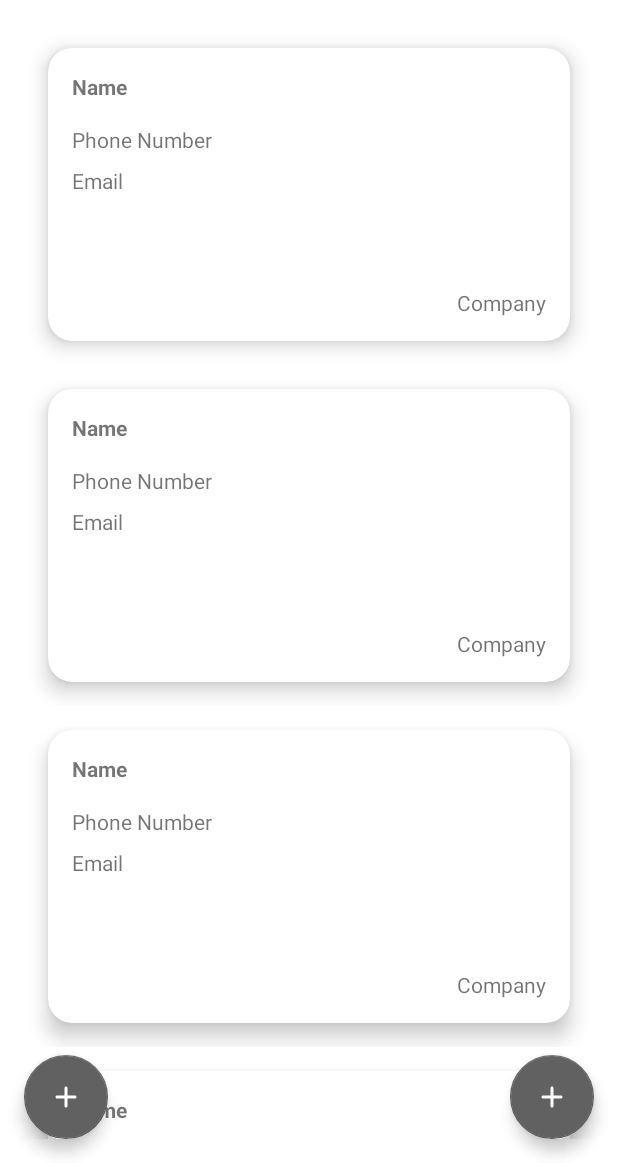
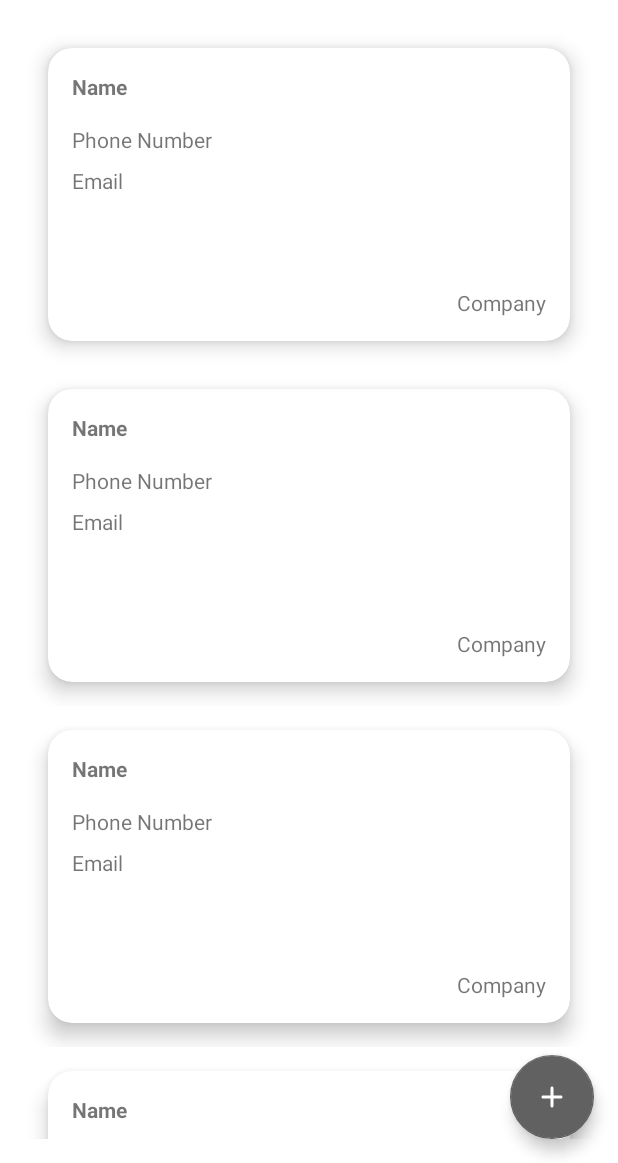
Before and after one commit to lpoiani14/Business-Card-App, an Android app: the layout activity_main.xml on its own in the app's theme, with its tools: preview values and no code run, on a phone screen of 412 x 824 dp, the part 73-1236 px from its top. Run offline under Robolectric (Android 15) with nearby library versions, the phone set to English and light mode, and no system bars.

Commit message:
Added function to delete a card on long press

```diff
--- a/app/src/main/res/layout/activity_add_new_business_card.xml
+++ b/app/src/main/res/layout/activity_add_new_business_card.xml
@@ -123,6 +123,7 @@
             android:layout_marginStart="16dp"
             android:backgroundTint="@color/gray_700"
             android:textSize="0sp"
+            android:text=""
             app:layout_constraintBottom_toBottomOf="@+id/pick_color_button"
             app:layout_constraintStart_toEndOf="@+id/pick_color_button"
             app:layout_constraintTop_toTopOf="@+id/pick_color_button" />
--- a/app/src/main/res/layout/activity_main.xml
+++ b/app/src/main/res/layout/activity_main.xml
@@ -41,16 +41,7 @@
 
         app:layout_constraintEnd_toEndOf="parent" />
 
-    <com.google.android.material.floatingactionbutton.FloatingActionButton
-        android:id="@+id/fab_removeCard"
-        android:layout_width="wrap_content"
-        android:layout_height="wrap_content"
-        android:layout_margin="16dp"
-        android:contentDescription="@string/add_new_card"
-        android:src="@drawable/ic_add_white_24dp"
-        app:layout_constraintBottom_toBottomOf="parent"
 
-        app:layout_constraintStart_toStartOf="parent" />
 
 
 </androidx.constraintlayout.widget.ConstraintLayout>
--- a/app/src/main/res/values/strings.xml
+++ b/app/src/main/res/values/strings.xml
@@ -12,5 +12,6 @@
     <string name="tag_choose">Choose</string>
     <string name="add_new_card">Add New Card</string>
     <string name="label_show_success">Successfully generated the card!</string>
+    <string name="label_show_delete_success">Successfully deleted the card!</string>
     <string name="label_share">Share</string>
 </resources>
```
Also changed, not shown: app/src/main/java/com/leonardo/businesscard/ui/AddNewBusinessCard.kt (+6 -2 lines), app/src/main/java/com/leonardo/businesscard/ui/BusinessCardAdapter.kt (+4 -3 lines), app/src/main/java/com/leonardo/businesscard/ui/MainActivity.kt (+12 -6 lines), app/src/main/java/com/leonardo/businesscard/ui/MainViewModel.kt (+10 -2 lines), 2 other files.
